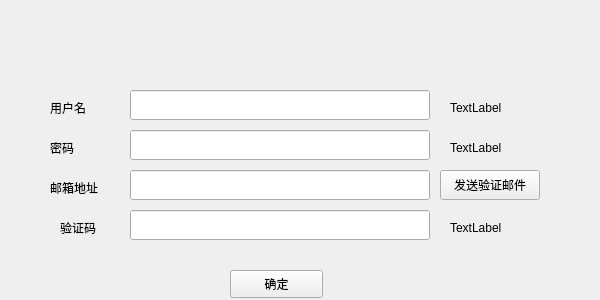
This is authentication/verifyGUI.ui in PurePassersBy/ShacoRoom as Qt 5 draws it before an edit. The edited form follows.
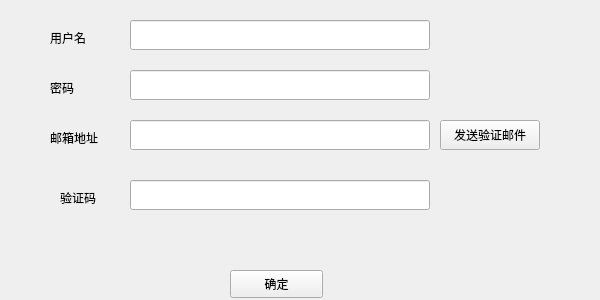
This is the edited form.

Patch:
```diff
--- a/authentication/verifyGUI.ui
+++ b/authentication/verifyGUI.ui
@@ -29,7 +29,7 @@
    <property name="geometry">
     <rect>
      <x>440</x>
-     <y>170</y>
+     <y>120</y>
      <width>100</width>
      <height>30</height>
     </rect>
@@ -42,7 +42,7 @@
    <property name="geometry">
     <rect>
      <x>50</x>
-     <y>180</y>
+     <y>130</y>
      <width>72</width>
      <height>15</height>
     </rect>
@@ -55,7 +55,7 @@
    <property name="geometry">
     <rect>
      <x>60</x>
-     <y>220</y>
+     <y>190</y>
      <width>72</width>
      <height>15</height>
     </rect>
@@ -68,7 +68,7 @@
    <property name="geometry">
     <rect>
      <x>130</x>
-     <y>170</y>
+     <y>120</y>
      <width>300</width>
      <height>30</height>
     </rect>
@@ -78,7 +78,7 @@
    <property name="geometry">
     <rect>
      <x>130</x>
-     <y>210</y>
+     <y>180</y>
      <width>300</width>
      <height>30</height>
     </rect>
@@ -101,7 +101,7 @@
    <property name="geometry">
     <rect>
      <x>50</x>
-     <y>140</y>
+     <y>80</y>
      <width>72</width>
      <height>15</height>
     </rect>
@@ -114,7 +114,7 @@
    <property name="geometry">
     <rect>
      <x>50</x>
-     <y>100</y>
+     <y>30</y>
      <width>72</width>
      <height>15</height>
     </rect>
@@ -127,7 +127,7 @@
    <property name="geometry">
     <rect>
      <x>130</x>
-     <y>90</y>
+     <y>20</y>
      <width>300</width>
      <height>30</height>
     </rect>
@@ -137,7 +137,7 @@
    <property name="geometry">
     <rect>
      <x>130</x>
-     <y>130</y>
+     <y>70</y>
      <width>300</width>
      <height>30</height>
     </rect>
@@ -147,39 +147,52 @@
    <property name="geometry">
     <rect>
      <x>450</x>
-     <y>100</y>
+     <y>30</y>
      <width>72</width>
      <height>15</height>
     </rect>
    </property>
    <property name="text">
-    <string>TextLabel</string>
+    <string> </string>
    </property>
   </widget>
   <widget class="QLabel" name="passwordStatus">
    <property name="geometry">
     <rect>
      <x>450</x>
-     <y>140</y>
+     <y>80</y>
      <width>72</width>
      <height>15</height>
     </rect>
    </property>
    <property name="text">
-    <string>TextLabel</string>
+    <string> </string>
    </property>
   </widget>
   <widget class="QLabel" name="codeStatus">
    <property name="geometry">
     <rect>
      <x>450</x>
-     <y>220</y>
+     <y>190</y>
      <width>72</width>
      <height>15</height>
     </rect>
    </property>
    <property name="text">
-    <string>TextLabel</string>
+    <string> </string>
+   </property>
+  </widget>
+  <widget class="QLabel" name="mailStatus">
+   <property name="geometry">
+    <rect>
+     <x>140</x>
+     <y>160</y>
+     <width>72</width>
+     <height>15</height>
+    </rect>
+   </property>
+   <property name="text">
+    <string> </string>
    </property>
   </widget>
  </widget>
```
